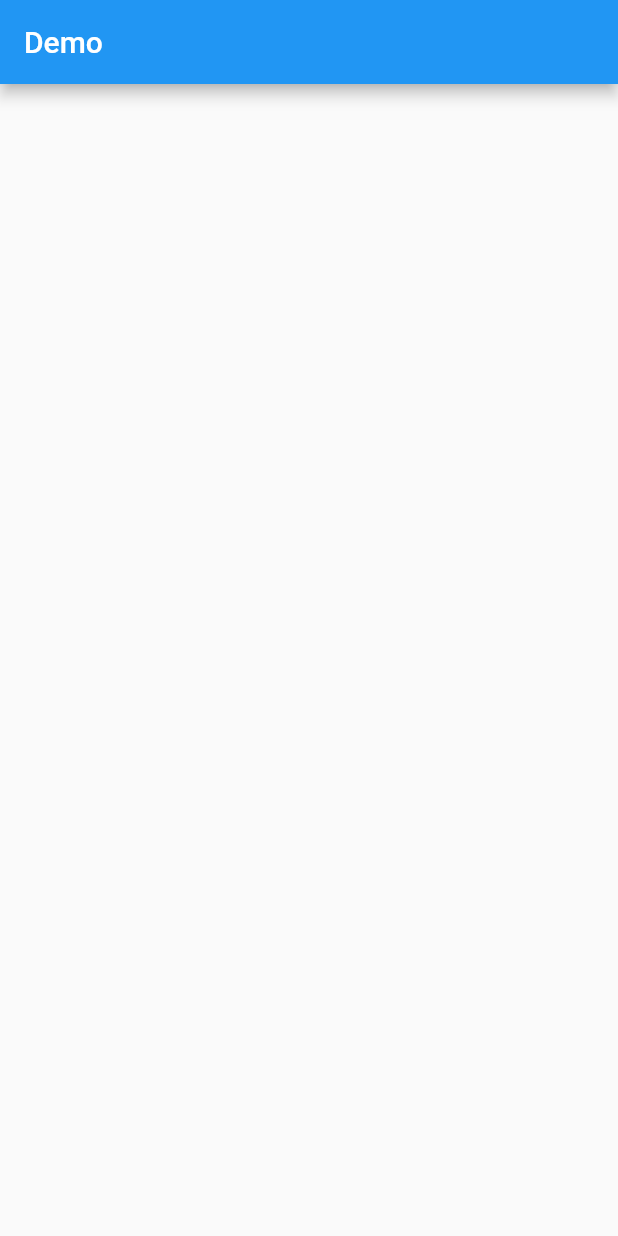
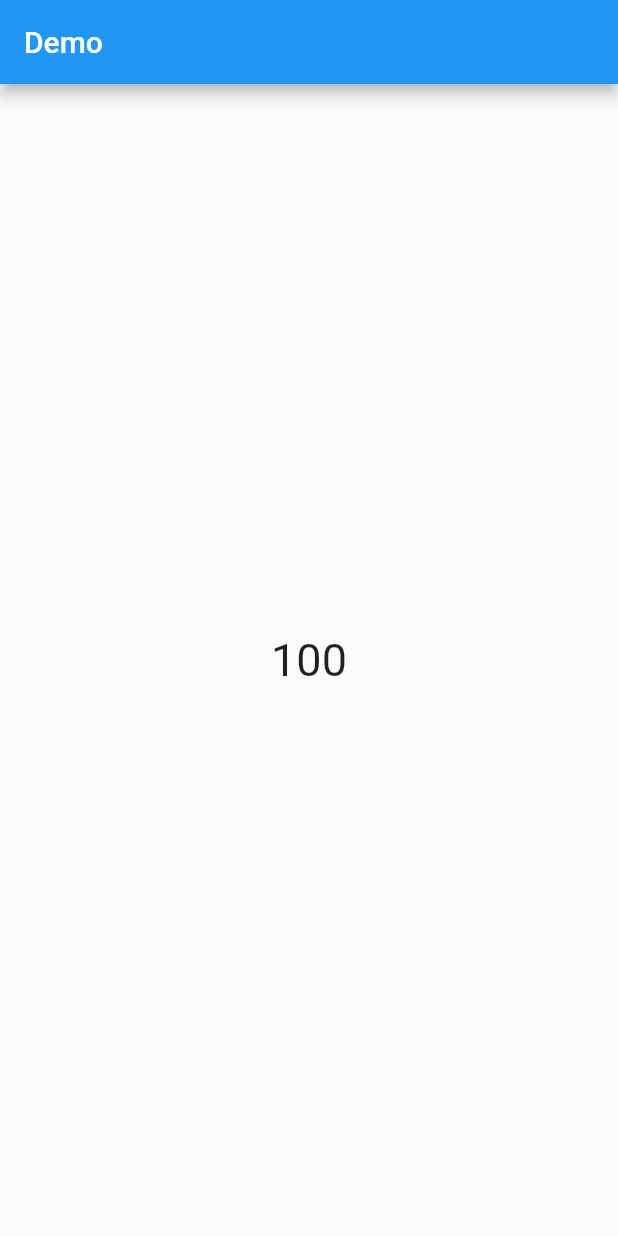
Before and after one commit to KhanhAnso/InheritedWidget, a Flutter app: the screen it shows after launch, on a phone screen of 412 x 824 dp. Run offline on Flutter 3.47's test engine with Material 2 defaults, Android fonts, the phone set to English and light mode, and no system bars.

Commit message:
demo constructor to data

```diff
--- a/lib/main.dart
+++ b/lib/main.dart
@@ -18,8 +18,52 @@ class MyApp extends StatelessWidget {
         appBar: AppBar(
           title: Text("Demo"),
         ),
-        body: Container(),
+        body: OngBa(),
       )
     );
   }
 }
+
+class OngBa extends StatelessWidget {
+
+  int count = 100;
+
+  @override
+  Widget build(BuildContext context) {
+    return Container(
+      child: ChaMe(count),
+    );
+  }
+}
+
+class ChaMe extends StatelessWidget {
+
+  //count để hứng data từ ông bà
+  late int count;
+  //Constructor ChaMe
+  ChaMe(this.count);
+
+  @override
+  Widget build(BuildContext context) {
+    return Container(
+      child: ConGai(count),
+    );
+  }
+}
+
+class ConGai extends StatelessWidget {
+
+  //count để hứng data từ ông bà
+  late int count;
+  //constructor
+  ConGai(this.count);
+
+  @override
+  Widget build(BuildContext context) {
+    return Center(
+      child: Container(
+        child: Text("$count", style: TextStyle(fontSize: 30),),
+      ),
+    );
+  }
+}
```
